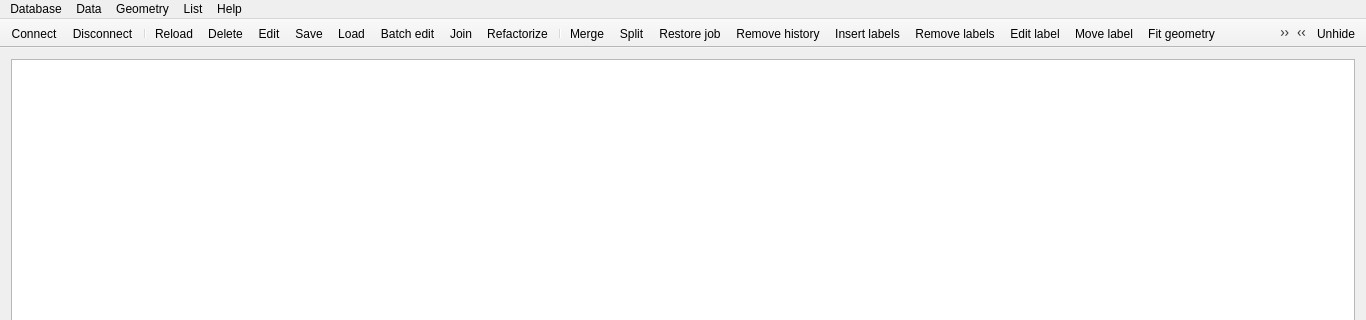
Before: the Qt Designer form mainwindow.ui in Kuszki/EW-Database, drawn with Qt 5; both pictures show x 0 to 1366 and y 0 to 320 of the 1366 by 768 pixel window.
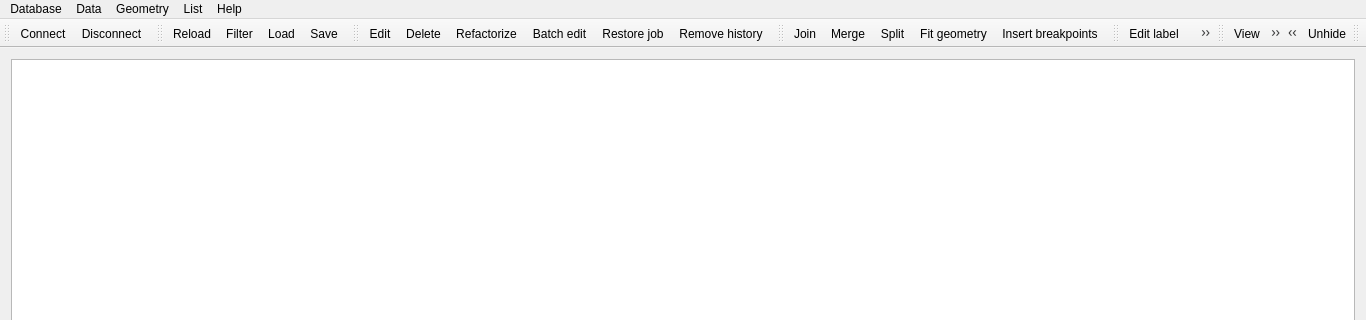
After: the same form once the commit is applied. Icons and pictures are not drawn.

Commit message: Reorganize toolbars

```diff
--- a/mainwindow.ui
+++ b/mainwindow.ui
@@ -138,15 +138,10 @@
    <addaction name="menuView"/>
    <addaction name="menuHelp"/>
   </widget>
-  <widget class="QToolBar" name="mainTool">
+  <widget class="QStatusBar" name="statusBar"/>
+  <widget class="QToolBar" name="connectTool">
    <property name="windowTitle">
-    <string>Tools</string>
-   </property>
-   <property name="movable">
-    <bool>false</bool>
-   </property>
-   <property name="floatable">
-    <bool>false</bool>
+    <string>Database</string>
    </property>
    <attribute name="toolBarArea">
     <enum>TopToolBarArea</enum>
@@ -156,29 +151,81 @@
    </attribute>
    <addaction name="actionConnect"/>
    <addaction name="actionDisconnect"/>
-   <addaction name="separator"/>
+  </widget>
+  <widget class="QToolBar" name="dataTool">
+   <property name="windowTitle">
+    <string>Data</string>
+   </property>
+   <attribute name="toolBarArea">
+    <enum>TopToolBarArea</enum>
+   </attribute>
+   <attribute name="toolBarBreak">
+    <bool>false</bool>
+   </attribute>
    <addaction name="actionReload"/>
-   <addaction name="actionDelete"/>
-   <addaction name="actionEdit"/>
-   <addaction name="actionSave"/>
+   <addaction name="actionFilter"/>
    <addaction name="actionLoad"/>
+   <addaction name="actionSave"/>
+  </widget>
+  <widget class="QToolBar" name="editTool">
+   <property name="windowTitle">
+    <string>Edit</string>
+   </property>
+   <attribute name="toolBarArea">
+    <enum>TopToolBarArea</enum>
+   </attribute>
+   <attribute name="toolBarBreak">
+    <bool>false</bool>
+   </attribute>
+   <addaction name="actionEdit"/>
+   <addaction name="actionDelete"/>
+   <addaction name="actionRefactor"/>
    <addaction name="actionBatch"/>
+   <addaction name="actionRestore"/>
+   <addaction name="actionHistory"/>
+  </widget>
+  <widget class="QToolBar" name="geometryTool">
+   <property name="windowTitle">
+    <string>Geometry</string>
+   </property>
+   <attribute name="toolBarArea">
+    <enum>TopToolBarArea</enum>
+   </attribute>
+   <attribute name="toolBarBreak">
+    <bool>false</bool>
+   </attribute>
    <addaction name="actionJoin"/>
-   <addaction name="actionRefactor"/>
-   <addaction name="separator"/>
    <addaction name="actionMerge"/>
    <addaction name="actionSplit"/>
-   <addaction name="actionRestore"/>
-   <addaction name="actionHistory"/>
-   <addaction name="actionLabel"/>
-   <addaction name="actionDeletelab"/>
-   <addaction name="actionRelabel"/>
-   <addaction name="actionText"/>
    <addaction name="actionFit"/>
    <addaction name="actionInsert"/>
-   <addaction name="separator"/>
+  </widget>
+  <widget class="QToolBar" name="labelTool">
+   <property name="windowTitle">
+    <string>Labels</string>
+   </property>
+   <attribute name="toolBarArea">
+    <enum>TopToolBarArea</enum>
+   </attribute>
+   <attribute name="toolBarBreak">
+    <bool>false</bool>
+   </attribute>
+   <addaction name="actionRelabel"/>
+   <addaction name="actionText"/>
+   <addaction name="actionLabel"/>
+   <addaction name="actionDeletelab"/>
+  </widget>
+  <widget class="QToolBar" name="viewTool">
+   <property name="windowTitle">
+    <string>View</string>
+   </property>
+   <attribute name="toolBarArea">
+    <enum>TopToolBarArea</enum>
+   </attribute>
+   <attribute name="toolBarBreak">
+    <bool>false</bool>
+   </attribute>
    <addaction name="actionView"/>
-   <addaction name="actionFilter"/>
    <addaction name="actionGroup"/>
   </widget>
   <widget class="QStatusBar" name="statusBar"/>
@@ -189,12 +236,6 @@
    <property name="layoutDirection">
     <enum>Qt::RightToLeft</enum>
    </property>
-   <property name="movable">
-    <bool>false</bool>
-   </property>
-   <property name="floatable">
-    <bool>false</bool>
-   </property>
    <attribute name="toolBarArea">
     <enum>TopToolBarArea</enum>
    </attribute>
```
Left out of the diff: 12 changed lines with no effect on the pictures. The commit also changes 1 other file.
